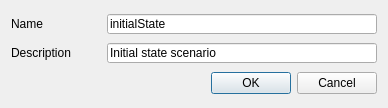
First picture: the form in ui/scenario_initialState_dialog.ui, repository MathieuChailloux/MitiConnect, before the edit.
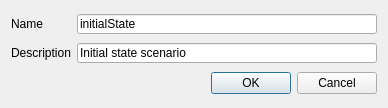
Second picture: the form after the edit.

Diff of the .ui file:
```diff
--- a/ui/scenario_initialState_dialog.ui
+++ b/ui/scenario_initialState_dialog.ui
@@ -18,13 +18,13 @@
     <widget class="QLabel" name="label_2">
      <property name="minimumSize">
       <size>
-       <width>90</width>
+       <width>0</width>
        <height>0</height>
       </size>
      </property>
      <property name="maximumSize">
       <size>
-       <width>100</width>
+       <width>16777215</width>
        <height>16777215</height>
       </size>
      </property>
@@ -56,13 +56,13 @@
     <widget class="QLabel" name="label_4">
      <property name="minimumSize">
       <size>
-       <width>90</width>
+       <width>0</width>
        <height>0</height>
       </size>
      </property>
      <property name="maximumSize">
       <size>
-       <width>100</width>
+       <width>16777215</width>
        <height>16777215</height>
       </size>
      </property>
```
Left out of the diff: 44 changed lines with no effect on the pictures.
